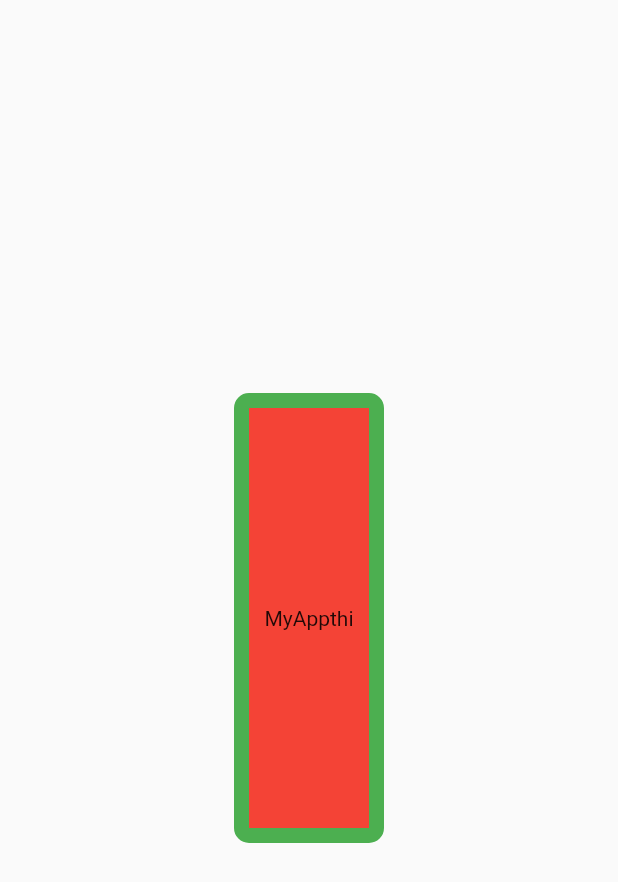
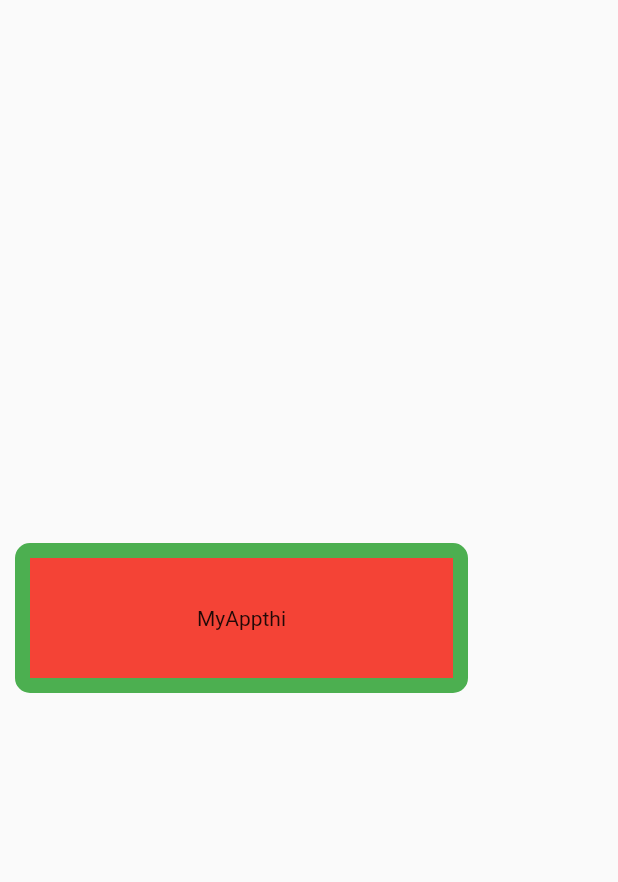
Before and after one commit to saleemaperidot/FlutterRepo, a Flutter app: the screen it shows after launch, on a phone screen of 412 x 824 dp. Shown: the top 882 px of the screen. Run offline on Flutter 3.47's test engine with Material 2 defaults, Android fonts, the light colour scheme and no system bars.

Commit message:
pading and margin to the container

```diff
--- a/project_a/lib/app.dart
+++ b/project_a/lib/app.dart
@@ -11,8 +11,10 @@ class App extends StatelessWidget {
         // ignore: avoid_unnecessary_containers
         body: Center(
           child: Container(
-            width: 100,
-            height: 300,
+            width: 320,
+            height: 100,
+            margin: const EdgeInsets.only(left: 10, right: 100),
+            padding: const EdgeInsets.only(left: 10, right: 10),
             decoration: BoxDecoration(
                 color: Colors.red,
                 border: Border.all(width: 10, color: Colors.green),
```
